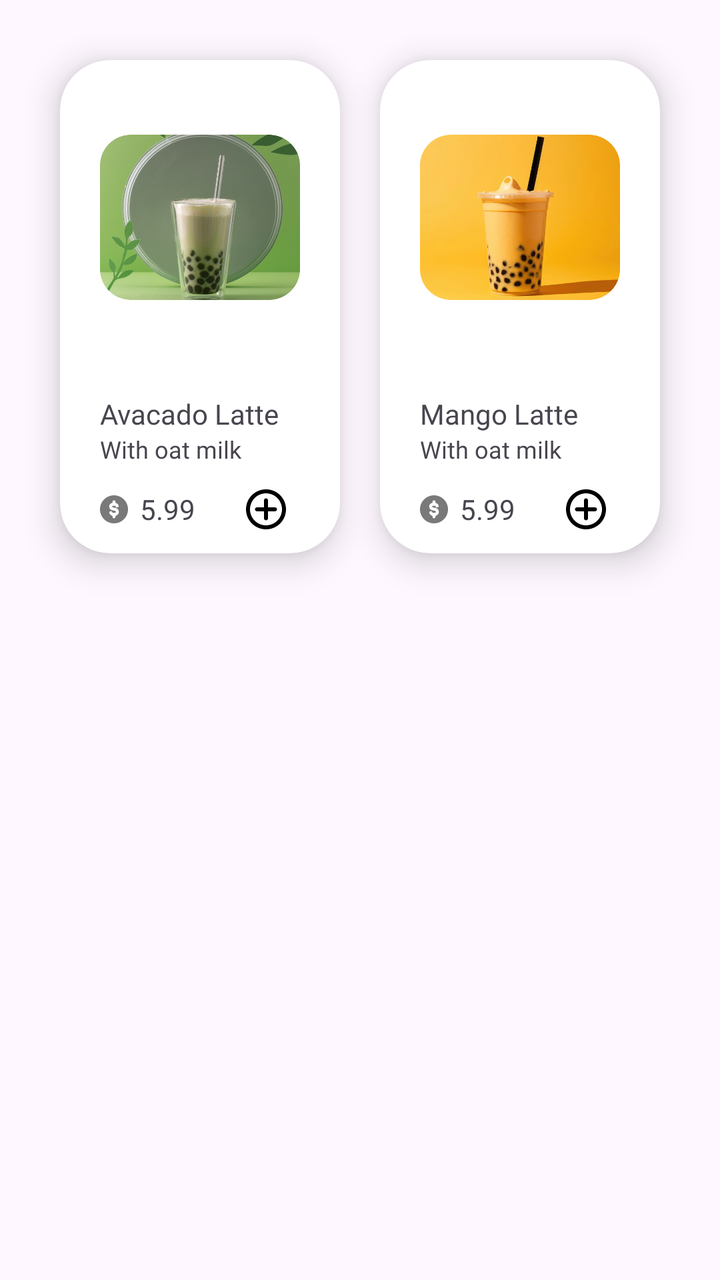
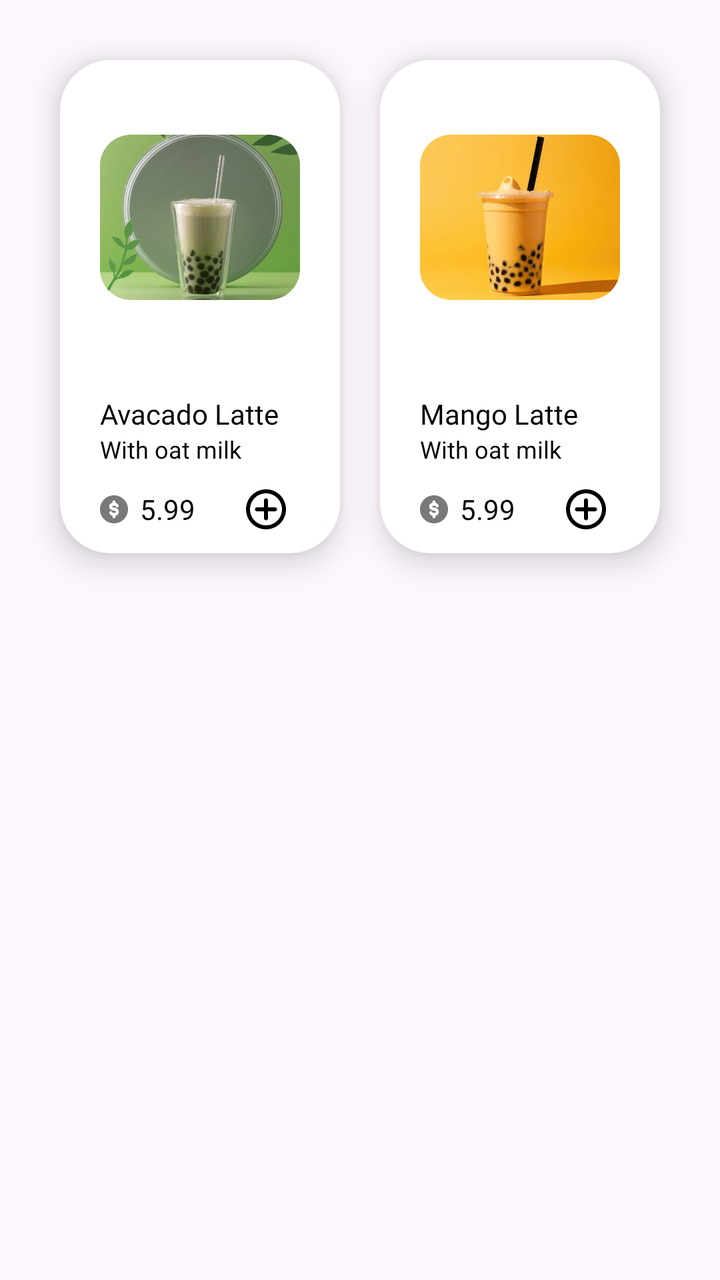

The first picture is an Android layout as it rendered before a commit; the second is the same layout after the commit. The layout source and the unified diff follow.
<!-- AndroidManifest.xml: application theme Theme.Coffeeshop -->
<!-- res/layout/fragment_latte.xml -->
<?xml version="1.0" encoding="utf-8"?>
<RelativeLayout xmlns:android="http://schemas.android.com/apk/res/android"
    xmlns:tools="http://schemas.android.com/tools"
    android:layout_width="match_parent"
    android:layout_height="match_parent"
    tools:context=".User.CoffeeFragments.LatteFragment"
    xmlns:app="http://schemas.android.com/apk/res-auto">



    <LinearLayout
        android:layout_width="match_parent"
        android:layout_height="wrap_content"
        android:padding="20dp"
        android:clipToPadding="false">


        <androidx.cardview.widget.CardView
            android:layout_width="0dp"
            android:layout_height="wrap_content"
            android:layout_gravity="center"
            android:layout_margin="10dp"
            android:layout_weight="1"
            app:cardCornerRadius="25dp"
            app:cardElevation="10dp">

            <LinearLayout
                android:layout_width="wrap_content"
                android:layout_height="wrap_content"
                android:orientation="vertical"
                android:paddingStart="20dp"
                android:paddingEnd="20dp">

                <ImageView
                    android:id="@+id/coffeeImageview"
                    android:layout_width="wrap_content"
                    android:layout_height="wrap_content"
                    android:layout_gravity="center"
                    android:src="@drawable/boba1" />

                <TextView
                    android:layout_width="match_parent"
                    android:layout_height="wrap_content"
                    android:fontFamily="@font/roboto"
                    android:paddingTop="10dp"
                    android:text="Avacado Latte"
                    android:textSize="14sp" />

                <TextView
                    android:layout_width="match_parent"
                    android:layout_height="wrap_content"
                    android:fontFamily="@font/roboto"
                    android:text="@string/withOatMilk"
                    android:textSize="12sp" />

                <RelativeLayout
                    android:layout_width="wrap_content"
                    android:layout_height="wrap_content"
                    android:paddingTop="10dp">


                    <ImageView
                        android:layout_width="wrap_content"
                        android:layout_height="wrap_content"
                        android:layout_alignParentStart="true"
                        android:layout_centerVertical="true"
                        android:src="@drawable/dollar_coin" />

                    <TextView
                        android:layout_width="wrap_content"
                        android:layout_height="wrap_content"
                        android:layout_centerVertical="true"
                        android:paddingStart="20dp"
                        android:paddingEnd="20dp"
                        android:text="@string/val5_99" />

                    <ImageView
                        android:id="@+id/addIcon1"
                        android:layout_width="wrap_content"
                        android:layout_height="wrap_content"
                        android:layout_alignParentEnd="true"
                        android:layout_centerVertical="true"
                        android:padding="5dp"
                        android:src="@drawable/add_circle" />


                </RelativeLayout>


            </LinearLayout>
        </androidx.cardview.widget.CardView>

        <androidx.cardview.widget.CardView
            android:layout_width="0dp"
            android:layout_height="wrap_content"
            android:layout_gravity="center"
            android:layout_margin="10dp"
            android:layout_weight="1"
            app:cardCornerRadius="25dp"
            app:cardElevation="10dp">

            <LinearLayout
                android:layout_width="wrap_content"
                android:layout_height="wrap_content"
                android:orientation="vertical"
                android:paddingStart="20dp"
                android:paddingEnd="20dp">

                <ImageView
                    android:id="@+id/coffeeImageview2"
                    android:layout_width="wrap_content"
                    android:layout_height="wrap_content"
                    android:layout_gravity="center"
                    android:src="@drawable/mangoboba_1__1_" />

                <TextView
                    android:layout_width="match_parent"
                    android:layout_height="wrap_content"
                    android:fontFamily="@font/roboto"
                    android:paddingTop="10dp"
                    android:text="Mango Latte"
                    android:textSize="14sp" />

                <TextView
                    android:layout_width="match_parent"
                    android:layout_height="wrap_content"
                    android:fontFamily="@font/roboto"
                    android:text="@string/withOatMilk"
                    android:textSize="12sp" />

                <RelativeLayout
                    android:layout_width="wrap_content"
                    android:layout_height="wrap_content"
                    android:paddingTop="10dp">


                    <ImageView
                        android:layout_width="wrap_content"
                        android:layout_height="wrap_content"
                        android:layout_alignParentStart="true"
                        android:layout_centerVertical="true"
                        android:src="@drawable/dollar_coin" />

                    <TextView
                        android:layout_width="wrap_content"
                        android:layout_height="wrap_content"
                        android:layout_centerVertical="true"
                        android:paddingStart="20dp"
                        android:paddingEnd="20dp"
                        android:text="@string/val5_99" />

                    <ImageView
                        android:id="@+id/addIcon2"
                        android:layout_width="wrap_content"
                        android:layout_height="wrap_content"
                        android:layout_alignParentEnd="true"
                        android:layout_centerVertical="true"
                        android:padding="5dp"
                        android:src="@drawable/add_circle" />


                </RelativeLayout>


            </LinearLayout>
        </androidx.cardview.widget.CardView>


    </LinearLayout>



</RelativeLayout>
<!-- resources referenced by this layout -->
<resources>
  <!-- drawable add_circle (drawable) -->
  <vector xmlns:android="http://schemas.android.com/apk/res/android"
      android:width="24dp"
      android:height="24dp"
      android:viewportWidth="24"
      android:viewportHeight="24">
    <path
        android:pathData="M13,7.5C13,6.948 12.552,6.5 12,6.5C11.448,6.5 11,6.948 11,7.5H13ZM11,16.5C11,17.052 11.448,17.5 12,17.5C12.552,17.5 13,17.052 13,16.5H11ZM16.5,13C17.052,13 17.5,12.552 17.5,12C17.5,11.448 17.052,11 16.5,11V13ZM7.5,11C6.948,11 6.5,11.448 6.5,12C6.5,12.552 6.948,13 7.5,13V11ZM20,12C20,16.418 16.418,20 12,20V22C17.523,22 22,17.523 22,12H20ZM12,20C7.582,20 4,16.418 4,12H2C2,17.523 6.477,22 12,22V20ZM4,12C4,7.582 7.582,4 12,4V2C6.477,2 2,6.477 2,12H4ZM12,4C16.418,4 20,7.582 20,12H22C22,6.477 17.523,2 12,2V4ZM11,7.5L11,12H13L13,7.5H11ZM11,12V16.5H13V12H11ZM16.5,11H12V13H16.5V11ZM12,11H7.5V13H12V11Z"
        android:fillColor="#000000"/>
  </vector>
  <!-- drawable boba1: png bitmap (drawable-nodpi, 373003 bytes) -->
  <!-- drawable dollar_coin (drawable) -->
  <vector xmlns:android="http://schemas.android.com/apk/res/android"
      android:width="14dp"
      android:height="14dp"
      android:viewportWidth="14"
      android:viewportHeight="14">
    <group>
      <clip-path
          android:pathData="M0,0h14v14h-14z"/>
      <path
          android:pathData="M14,7C14,10.866 10.866,14 7,14C3.134,14 0,10.866 0,7C0,3.134 3.134,0 7,0C10.866,0 14,3.134 14,7ZM7.75,3.25C7.75,2.836 7.414,2.5 7,2.5C6.586,2.5 6.25,2.836 6.25,3.25V3.76C5.313,3.86 4.583,4.653 4.583,5.616C4.583,6.493 5.194,7.251 6.05,7.438L7.524,7.761C7.753,7.811 7.917,8.014 7.917,8.25C7.917,8.526 7.692,8.75 7.417,8.75H6.583C6.367,8.75 6.181,8.612 6.112,8.417C5.974,8.026 5.545,7.821 5.155,7.96C4.764,8.098 4.559,8.526 4.697,8.917C4.936,9.591 5.526,10.101 6.25,10.222V10.75C6.25,11.164 6.586,11.5 7,11.5C7.414,11.5 7.75,11.164 7.75,10.75V10.222C8.696,10.064 9.417,9.24 9.417,8.25C9.417,7.31 8.762,6.496 7.844,6.295L6.371,5.973C6.203,5.936 6.083,5.788 6.083,5.616C6.083,5.414 6.247,5.25 6.449,5.25H7.417C7.565,5.25 7.697,5.313 7.79,5.417C7.833,5.465 7.867,5.522 7.888,5.583C8.026,5.974 8.455,6.178 8.845,6.04C9.236,5.902 9.441,5.474 9.303,5.083C9.215,4.834 9.079,4.608 8.907,4.416C8.612,4.087 8.207,3.855 7.75,3.778V3.25Z"
          android:fillColor="#797979"
          android:fillType="evenOdd"/>
    </group>
  </vector>
  <!-- drawable mangoboba_1__1_: png bitmap (drawable-nodpi, 143942 bytes) -->
  <string name="val5_99">5.99</string>
  <string name="withOatMilk">With oat milk</string>
  <style name="Theme.Coffeeshop" parent="Base.Theme.Coffeeshop" />
  <style name="Base.Theme.Coffeeshop" parent="Theme.Material3.DayNight.NoActionBar">
          
          
          <item name="colorPrimary">@color/colorPrimary</item>
          <item name="colorSecondary">@color/colorSecondary</item>
      </style>
  <color name="colorPrimary">#967259</color>
  <color name="colorSecondary">#ECE0D1</color>
</resources>

<!-- the commit's change to res/layout/fragment_latte.xml (unified diff, before → after) -->
@@ -16,6 +16,7 @@
 
 
         <androidx.cardview.widget.CardView
+            style="@style/CustomCardStyle"
             android:layout_width="0dp"
             android:layout_height="wrap_content"
             android:layout_gravity="center"
@@ -25,6 +26,7 @@
             app:cardElevation="10dp">
 
             <LinearLayout
+                android:theme="@style/CardTextStyle"
                 android:layout_width="wrap_content"
                 android:layout_height="wrap_content"
                 android:orientation="vertical"
@@ -91,6 +93,7 @@
         </androidx.cardview.widget.CardView>
 
         <androidx.cardview.widget.CardView
+            style="@style/CustomCardStyle"
             android:layout_width="0dp"
             android:layout_height="wrap_content"
             android:layout_gravity="center"
@@ -100,6 +103,7 @@
             app:cardElevation="10dp">
 
             <LinearLayout
+                android:theme="@style/CardTextStyle"
                 android:layout_width="wrap_content"
                 android:layout_height="wrap_content"
                 android:orientation="vertical"
<!-- resource entries referenced after the edit -->
@@ -29,14 +29,29 @@
   <!-- drawable mangoboba_1__1_: png bitmap (drawable-nodpi, 143942 bytes) -->
   <string name="val5_99">5.99</string>
   <string name="withOatMilk">With oat milk</string>
+  <style name="CardTextStyle">
+          <item name="android:textColor">@color/black</item> 
+      </style>
+  <style name="CustomCardStyle" parent="Widget.MaterialComponents.CardView">
+          <item name="cardBackgroundColor">@color/white</item>
+      </style>
   <style name="Theme.Coffeeshop" parent="Base.Theme.Coffeeshop" />
+  <color name="black">#FF000000</color>
+  <color name="white">#FFFFFFFF</color>
   <style name="Base.Theme.Coffeeshop" parent="Theme.Material3.DayNight.NoActionBar">
           
           
           <item name="colorPrimary">@color/colorPrimary</item>
           <item name="colorSecondary">@color/colorSecondary</item>
+          <item name="android:textColor">@color/black</item>
+          <item name="materialButtonStyle">@style/CustomButtonStyle</item>
+  
       </style>
   <color name="colorPrimary">#967259</color>
   <color name="colorSecondary">#ECE0D1</color>
+  <style name="CustomButtonStyle" parent="Widget.Material3.Button">
+          <item name="android:textColor">@color/white</item>
+          <item name="android:backgroundTint">@color/colorPrimary</item>
+      </style>
 </resources>
 
